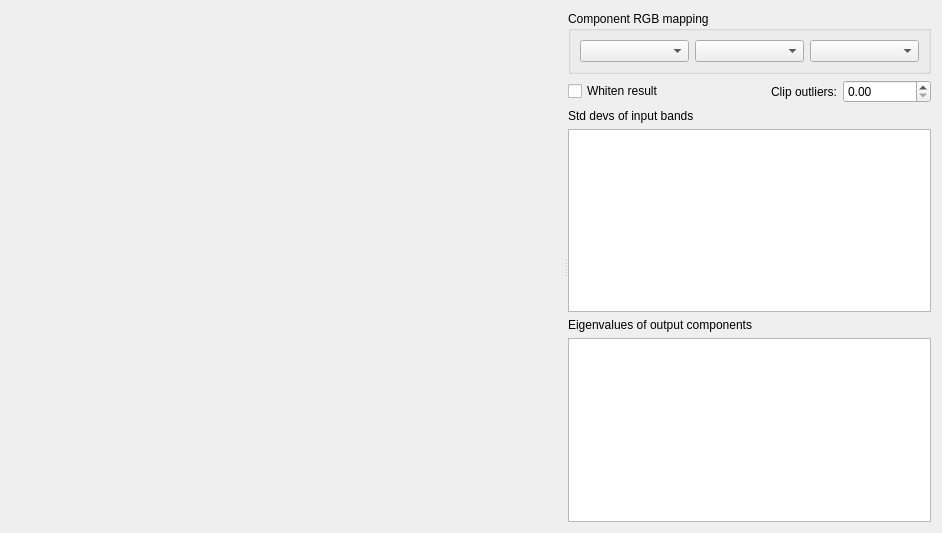
First picture: the form in src/pcot/assets/tabPCA.ui, repository AU-ExoMars/PCOT, before the edit.
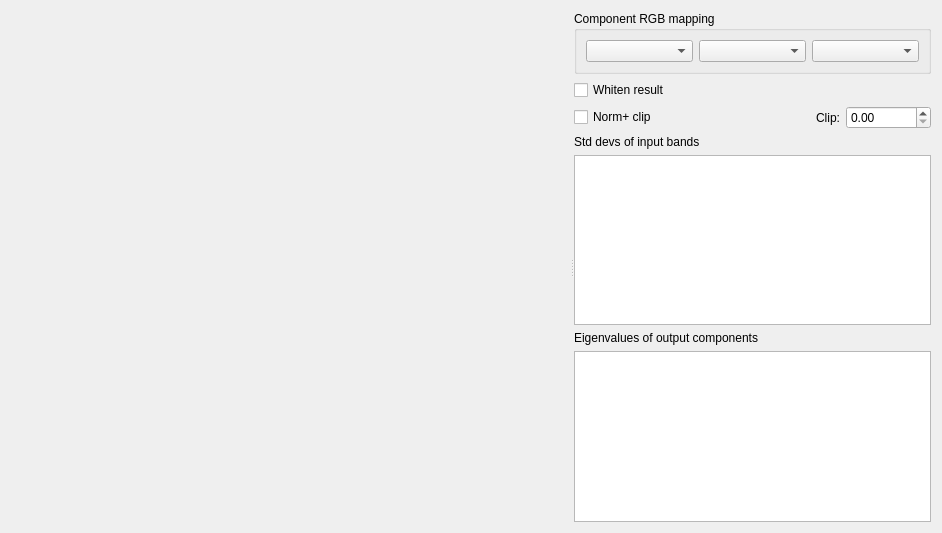
Second picture: the form after the edit. Custom widgets are drawn as their Qt base class.

Commit message: PCA node nearly there.

```diff
--- a/src/pcot/assets/tabPCA.ui
+++ b/src/pcot/assets/tabPCA.ui
@@ -47,7 +47,7 @@
        </size>
       </property>
       <layout class="QGridLayout" name="gridLayout">
-       <item row="4" column="0" colspan="4">
+       <item row="7" column="0" colspan="4">
         <widget class="QLabel" name="label_4">
          <property name="text">
           <string>Eigenvalues of output components</string>
@@ -78,24 +78,21 @@
          </layout>
         </widget>
        </item>
-       <item row="5" column="0" colspan="4">
+       <item row="8" column="0" colspan="4">
         <widget class="QTextEdit" name="eigenValsText">
          <property name="readOnly">
           <bool>true</bool>
          </property>
         </widget>
        </item>
-       <item row="3" column="0" colspan="4">
+       <item row="6" column="0" colspan="4">
         <widget class="QTextEdit" name="stdDevsText">
          <property name="readOnly">
           <bool>true</bool>
          </property>
         </widget>
        </item>
-       <item row="1" column="3">
-        <widget class="QDoubleSpinBox" name="clip"/>
-       </item>
-       <item row="2" column="0" colspan="2">
+       <item row="5" column="0" colspan="2">
         <widget class="QLabel" name="label_3">
          <property name="text">
           <string>Std devs of input bands</string>
@@ -109,16 +106,26 @@
          </property>
         </widget>
        </item>
-       <item row="1" column="2">
+       <item row="3" column="0">
+        <widget class="QCheckBox" name="norm">
+         <property name="text">
+          <string>Norm+ clip</string>
+         </property>
+        </widget>
+       </item>
+       <item row="3" column="2">
         <widget class="QLabel" name="label">
          <property name="text">
-          <string>Clip outliers:</string>
+          <string>Clip:</string>
          </property>
          <property name="alignment">
           <set>Qt::AlignRight|Qt::AlignTrailing|Qt::AlignVCenter</set>
          </property>
         </widget>
        </item>
+       <item row="3" column="3">
+        <widget class="QDoubleSpinBox" name="clip"/>
+       </item>
       </layout>
      </widget>
     </widget>
```
The commit also changes 1 other file.
